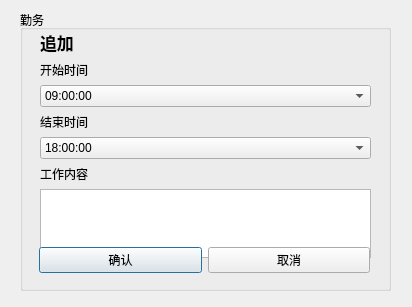
The window that add_dialog.ui (smallclover/my-excel) describes before a commit, drawn with Qt 5.
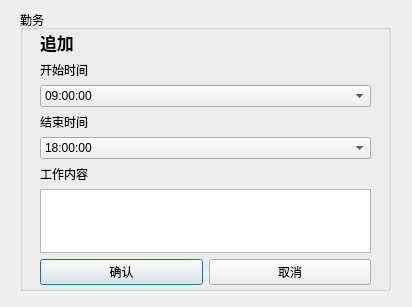
The same window after the commit.

Patch:
```diff
--- a/add_dialog.ui
+++ b/add_dialog.ui
@@ -31,7 +31,7 @@
       <x>20</x>
       <y>20</y>
       <width>331</width>
-      <height>228</height>
+      <height>255</height>
      </rect>
     </property>
     <layout class="QVBoxLayout" name="verticalLayout">
@@ -118,17 +118,7 @@
      <item>
       <widget class="QTextEdit" name="work_content"/>
      </item>
-    </layout>
-   </widget>
-   <widget class="QWidget" name="horizontalLayoutWidget">
-    <property name="geometry">
-     <rect>
-      <x>19</x>
-      <y>230</y>
-      <width>331</width>
-      <height>41</height>
-     </rect>
-    </property>
+     <item>
     <layout class="QHBoxLayout" name="horizontalLayout_2">
      <item>
       <widget class="QPushButton" name="okButton">
@@ -143,6 +133,8 @@
         <string>取消</string>
        </property>
       </widget>
+       </item>
+      </layout>
      </item>
     </layout>
    </widget>
```
Lines whose indentation alone changed are shown as unchanged.
